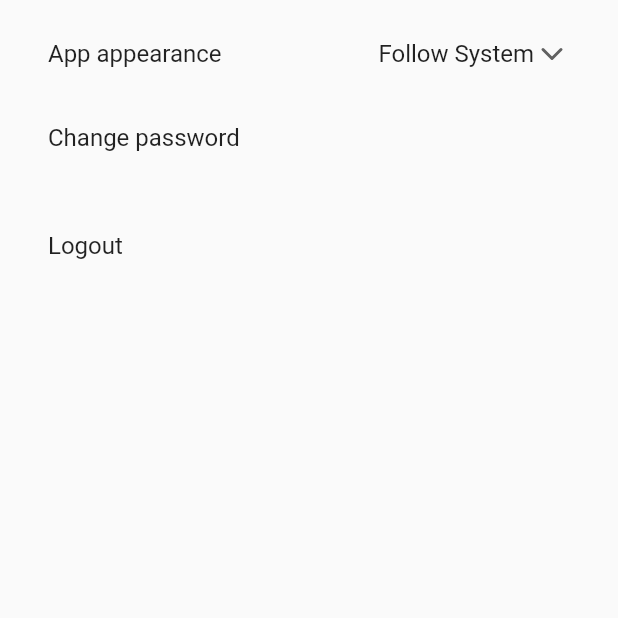
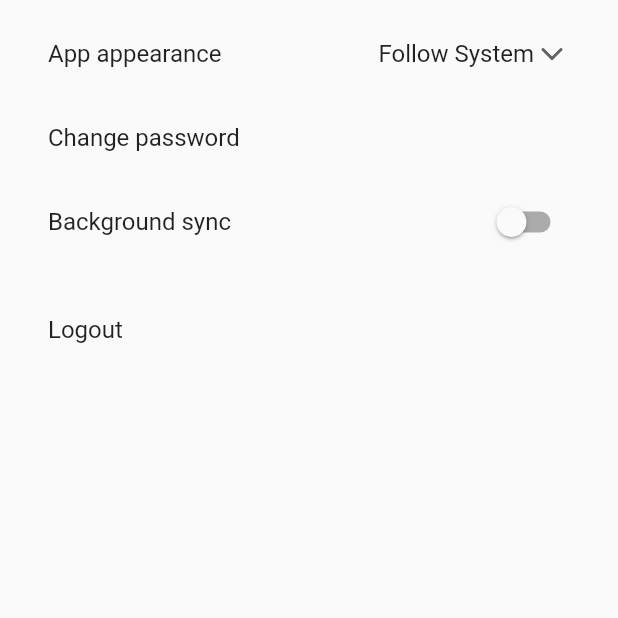
Before and after one commit to leopi99/photoSync_app, a Flutter app: the SettingsPage screen opened directly, on a phone screen of 412 x 824 dp, the top half of it. Run offline on Flutter 3.47's test engine with Material 2 defaults, Android fonts, the phone set to English and light mode, and no system bars; our stand-ins replace cached_network_image, dio, flutter_feather_icons, flutter_svg, google_nav_bar, photo_view and 2 more; missing offline and left inert: filesize, flutter_statusbarcolor_ns, photo_manager, storage_wrapper; accounts and stored records are empty.

Commit message:
Saves the background sync state (if enabled or not)

```diff
--- a/lib/app.dart
+++ b/lib/app.dart
@@ -1,9 +1,11 @@
 import 'package:flutter/material.dart';
+import 'package:photo_sync/bloc/app_bloc.dart';
 import 'package:photo_sync/bloc/appearance_bloc.dart';
 import 'package:photo_sync/bloc/auth_bloc.dart';
 import 'package:photo_sync/bloc/objects_bloc.dart';
 import 'package:photo_sync/constants/appearance.dart';
 import 'package:photo_sync/global/nav_key.dart';
+import 'package:photo_sync/inherited_widgets/app_bloc_inherited.dart';
 import 'package:photo_sync/inherited_widgets/appearance_bloc_inherited.dart';
 import 'package:photo_sync/inherited_widgets/auth_bloc_inherited.dart';
 import 'package:photo_sync/inherited_widgets/objects_bloc_inherited.dart';
@@ -19,12 +21,14 @@ class _AppState extends State<App> {
   late ObjectsBloc _objectsBloc;
   late AuthBloc _authBloc;
   late AppearanceBloc _appearanceBloc;
+  late AppBloc _appBloc;
 
   @override
   void initState() {
     _objectsBloc = ObjectsBloc();
     _authBloc = AuthBloc();
     _appearanceBloc = AppearanceBloc();
+    _appBloc = AppBloc();
     ObjectRepository()..setupDio();
     super.initState();
   }
@@ -37,6 +41,8 @@ class _AppState extends State<App> {
         bloc: _authBloc,
         child: ObjectsBlocInherited(
           bloc: _objectsBloc,
+          child: AppBlocInherited(
+            bloc: _appBloc,
             child: StreamBuilder<Appearance>(
               stream: _appearanceBloc.appearanceStream,
               initialData: Appearance(),
@@ -63,6 +69,7 @@ class _AppState extends State<App> {
             ),
           ),
         ),
+      ),
     );
   }
 }
--- a/lib/bloc/auth_bloc.dart
+++ b/lib/bloc/auth_bloc.dart
@@ -1,7 +1,7 @@
 import 'package:dio/dio.dart';
 import 'package:flutter/material.dart';
 import 'package:photo_sync/bloc/app_bloc.dart';
-import 'package:photo_sync/bloc/bloc_base.dart';
+import 'package:photo_sync/bloc/base/bloc_base.dart';
 import 'package:photo_sync/global/methods.dart';
 import 'package:photo_sync/global/nav_key.dart';
 import 'package:photo_sync/inherited_widgets/appearance_bloc_inherited.dart';
--- a/lib/bloc/objects_bloc.dart
+++ b/lib/bloc/objects_bloc.dart
@@ -3,7 +3,7 @@ import 'dart:io';
 import 'dart:typed_data';
 import 'package:flutter/material.dart';
 import 'package:photo_manager/photo_manager.dart';
-import 'package:photo_sync/bloc/bloc_base.dart';
+import 'package:photo_sync/bloc/base/bloc_base.dart';
 import 'package:photo_sync/global/nav_key.dart';
 import 'package:photo_sync/inherited_widgets/auth_bloc_inherited.dart';
 import 'package:photo_sync/models/api_error.dart';
--- /dev/null
+++ b/lib/inherited_widgets/app_bloc_inherited.dart
@@ -0,0 +1,18 @@
+import 'package:flutter/material.dart';
+import 'package:photo_sync/bloc/app_bloc.dart';
+
+class AppBlocInherited extends InheritedWidget {
+  final Widget child;
+  final AppBloc bloc;
+
+  AppBlocInherited({
+    required this.bloc,
+    required this.child,
+  }) : super(child: child);
+
+  @override
+  bool updateShouldNotify(covariant InheritedWidget oldWidget) => false;
+
+  static AppBloc of(BuildContext context) =>
+      context.dependOnInheritedWidgetOfExactType<AppBlocInherited>()!.bloc;
+}
--- a/lib/screens/settings_page/settings_page.dart
+++ b/lib/screens/settings_page/settings_page.dart
@@ -1,9 +1,11 @@
 import 'package:flutter/material.dart';
 import 'package:flutter_feather_icons/flutter_feather_icons.dart';
+import 'package:photo_sync/bloc/app_bloc.dart';
 import 'package:photo_sync/bloc/appearance_bloc.dart';
 import 'package:photo_sync/constants/appearance.dart';
 import 'package:photo_sync/global/methods.dart';
 import 'package:photo_sync/global/nav_key.dart';
+import 'package:photo_sync/inherited_widgets/app_bloc_inherited.dart';
 import 'package:photo_sync/inherited_widgets/appearance_bloc_inherited.dart';
 import 'package:photo_sync/inherited_widgets/auth_bloc_inherited.dart';
 import 'package:photo_sync/routes/route_builder.dart';
@@ -19,10 +21,12 @@ class SettingsPage extends StatefulWidget {
 
 class _SettingsPageState extends State<SettingsPage> {
   late AppearanceBloc appearanceBloc;
+  late AppBloc appBloc;
 
   @override
   void initState() {
     appearanceBloc = AppearanceBlocInherited.of(navigatorKey.currentContext!);
+    appBloc = AppBlocInherited.of(navigatorKey.currentContext!);
     GlobalMethods.setStatusBarColorAsScaffoldBackground();
     super.initState();
   }
@@ -36,6 +40,7 @@ class _SettingsPageState extends State<SettingsPage> {
         children: [
           _buildAppearanceTile(),
           _buildChangePasswordTile(),
+          _buildBackgroundSync(),
           _buildLogoutTile(),
         ],
       ),
@@ -103,4 +108,18 @@ class _SettingsPageState extends State<SettingsPage> {
       onTap: () => Navigator.pushNamed(context, RouteBuilder.UPDATE_PROFILE),
     );
   }
+
+  Widget _buildBackgroundSync() {
+    return StreamBuilder<bool>(
+      stream: appBloc.backgroundSyncStream,
+      initialData: false,
+      builder: (context, snapshot) {
+        return SwitchListTile(
+          title: Text('Background sync'),
+          value: snapshot.data!,
+          onChanged: (value) async => await appBloc.setBackgroundSync(value),
+        );
+      },
+    );
+  }
 }
--- a/lib/util/enums/shared_type.dart
+++ b/lib/util/enums/shared_type.dart
@@ -3,6 +3,7 @@ enum SharedType {
   LoginPassword,
   OnBoardingDone,
   AppAppearance,
+  BackgroundBackup,
 }
 
 extension SharedTypeExtension on SharedType {
--- a/lib/util/shared_manager.dart
+++ b/lib/util/shared_manager.dart
@@ -19,10 +19,12 @@ class SharedManager {
   }
 
   Future<bool> writeString(SharedType key, String value) async {
+    print('Writing string ${key.toValue}: $value');
     return await _wrapper.write(key: key.toValue, value: value);
   }
 
   Future<bool> writeBool(SharedType key, bool value) async {
+    print('Writing bool ${key.toValue}: $value');
     return await _wrapper.write(key: key.toValue, value: '$value');
   }
 
```
Also changed, not shown: lib/bloc/app_bloc.dart (+20 -0 lines), lib/bloc/base/bloc_base.dart (renamed from lib/bloc/bloc_base.dart). Lines whose indentation alone changed are shown as unchanged.
